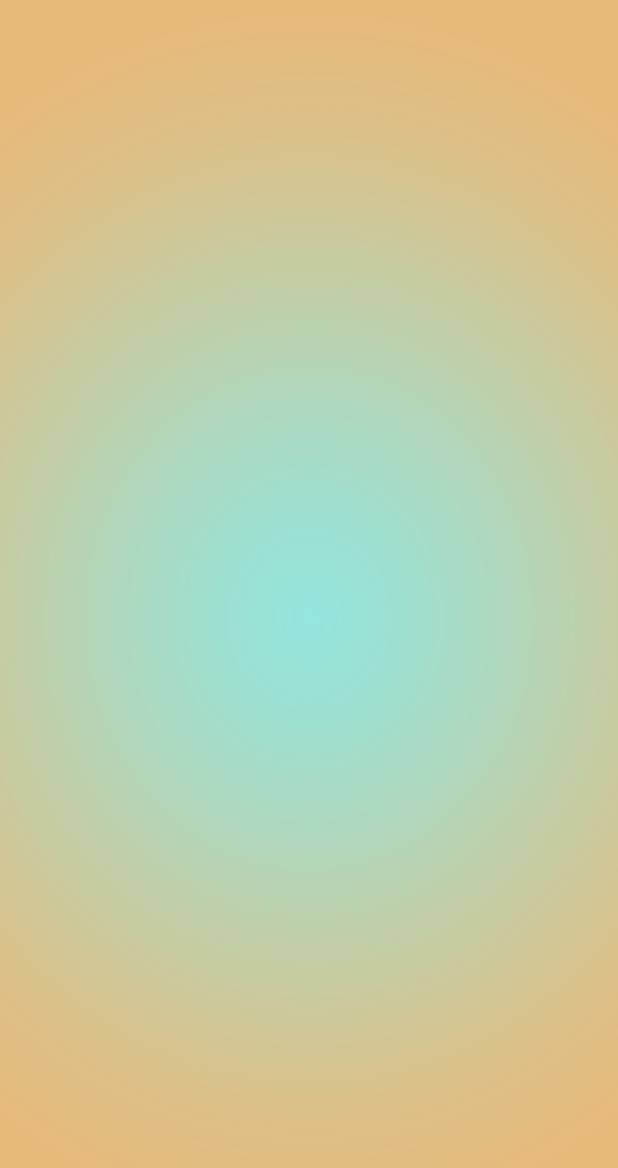
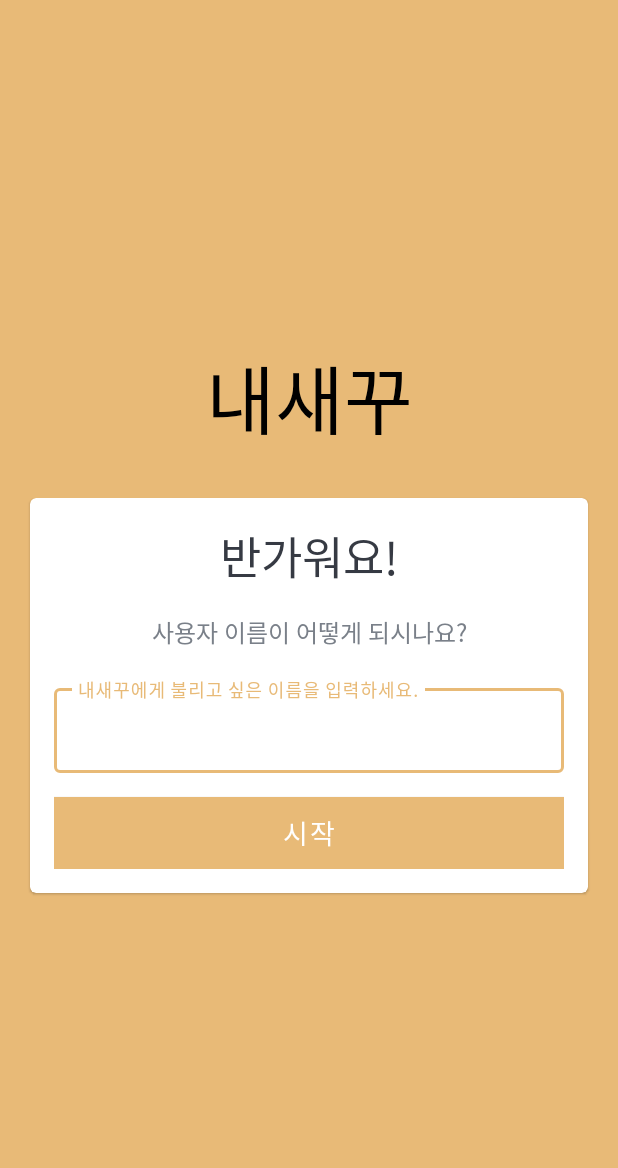
Before and after one commit to 2jiwon/study_kotlin, an Android app: the layout activity_main.xml on its own in the app's theme, with its tools: preview values and no code run, on a phone screen of 412 x 824 dp. Shown: the top 1168 px of the screen. Run offline under Robolectric (Android 15) with nearby library versions, the phone set to English and light mode, and no system bars.

Commit message:
viewBinding 사용해서 textview를 감추고,새로운 text가 나타나게 하도록 수정

```diff
--- a/MyPaws/app/build.gradle
+++ b/MyPaws/app/build.gradle
@@ -30,6 +30,10 @@ android {
     kotlinOptions {
         jvmTarget = '1.8'
     }
+
+    viewBinding {
+        enabled = true
+    }
 }
 
 dependencies {
--- a/MyPaws/app/src/main/java/com/fancytank/mypaws/MainActivity.kt
+++ b/MyPaws/app/src/main/java/com/fancytank/mypaws/MainActivity.kt
@@ -1,8 +1,14 @@
 package com.fancytank.mypaws
 
 import android.os.Bundle
+import android.view.View
+import android.widget.Button
+import android.widget.TextView
+import android.widget.Toast
 import androidx.appcompat.app.AppCompatActivity
+import androidx.appcompat.widget.AppCompatEditText
 import androidx.core.splashscreen.SplashScreen.Companion.installSplashScreen
+import com.fancytank.mypaws.databinding.ActivityMainBinding
 
 class MainActivity : AppCompatActivity() {
     override fun onCreate(savedInstanceState: Bundle?) {
@@ -10,6 +16,20 @@ class MainActivity : AppCompatActivity() {
 
         installSplashScreen()
 
-        setContentView(R.layout.activity_main)
+        val binding = ActivityMainBinding.inflate(layoutInflater)
+        setContentView(binding.root)
+
+        binding.btnStart.setOnClickListener {
+            if (binding.etUsername.text.toString().isEmpty()) {
+                Toast.makeText(this, "이름을 입력해주세요.", Toast.LENGTH_SHORT).show()
+            } else {
+                // 반가워요! 부분을 안보이게 하고
+                binding.tvWelcome.visibility = View.INVISIBLE
+                // 새로운 질문을 넣는다
+                binding.tvQUsername.text = "세상에서 가장 이쁜 내새꾸의 이름은 무엇인가요?"
+
+            }
+        }
+
     }
 }
--- a/MyPaws/app/src/main/res/layout/activity_main.xml
+++ b/MyPaws/app/src/main/res/layout/activity_main.xml
@@ -6,8 +6,81 @@
               android:layout_width="match_parent"
               android:layout_height="match_parent"
               android:gravity="center"
-              android:background="@drawable/bg"
+              android:background="@color/primary"
               tools:context=".MainActivity">
 
+        <TextView android:layout_width="match_parent" android:layout_height="wrap_content"
+                  android:gravity="center"
+                  android:text="내새꾸"
+                  android:textColor="@color/black"
+                  android:textSize="50sp"
+                  android:fontFamily="@font/ariduri_regular"
+                  android:layout_marginBottom="30dp"
+        />
 
+
+        <com.google.android.material.card.MaterialCardView
+                android:layout_width="match_parent"
+                android:layout_height="wrap_content"
+                android:layout_marginStart="20dp"
+                android:layout_marginEnd="20dp"
+                android:background="@color/white"
+                android:elevation="5dp">
+
+                <LinearLayout
+                        android:layout_width="match_parent"
+                        android:layout_height="wrap_content"
+                        android:layout_margin="16dp"
+                        android:orientation="vertical">
+
+                        <TextView
+                                android:id="@+id/tv_welcome"
+                                android:layout_width="match_parent"
+                                android:layout_height="wrap_content"
+                                android:gravity="center"
+                                android:text="반가워요!"
+                                android:fontFamily="@font/ariduri_regular"
+                                android:textColor="#363A43"
+                                android:textSize="30sp" />
+
+                        <TextView
+                                android:id="@+id/tv_q_username"
+                                android:layout_width="match_parent"
+                                android:layout_height="wrap_content"
+                                android:layout_marginTop="16dp"
+                                android:gravity="center"
+                                android:text="사용자 이름이 어떻게 되시나요?"
+                                android:textColor="#7A8089"
+                                android:textSize="16sp" />
+                        <com.google.android.material.textfield.TextInputLayout
+                                android:id="@+id/til_name"
+                                style="@style/Widget.MaterialComponents.TextInputLayout.OutlinedBox"
+                                android:layout_width="match_parent"
+                                android:layout_height="wrap_content"
+                                android:layout_marginTop="20dp">
+
+                                <androidx.appcompat.widget.AppCompatEditText
+                                        android:id="@+id/et_username"
+                                        android:layout_width="match_parent"
+                                        android:layout_height="wrap_content"
+                                        android:imeOptions="actionGo"
+                                        android:hint="내새꾸에게 불리고 싶은 이름을 입력하세요."
+                                        android:inputType="textCapWords"
+                                        android:textColor="#363A43"
+                                        android:textColorHint="#7A8089" />
+                        </com.google.android.material.textfield.TextInputLayout>
+
+                        <Button
+                                android:id="@+id/btn_start"
+                                android:layout_width="match_parent"
+                                android:layout_height="wrap_content"
+                                android:layout_marginTop="16dp"
+                                android:background="#70CCB3"
+                                android:text="시작"
+                                android:fontFamily="@font/ariduri_regular"
+                                android:textColor="@android:color/white"
+                                android:textSize="18sp" />
+                </LinearLayout>
+
+        </com.google.android.material.card.MaterialCardView>
 </LinearLayout>
```
